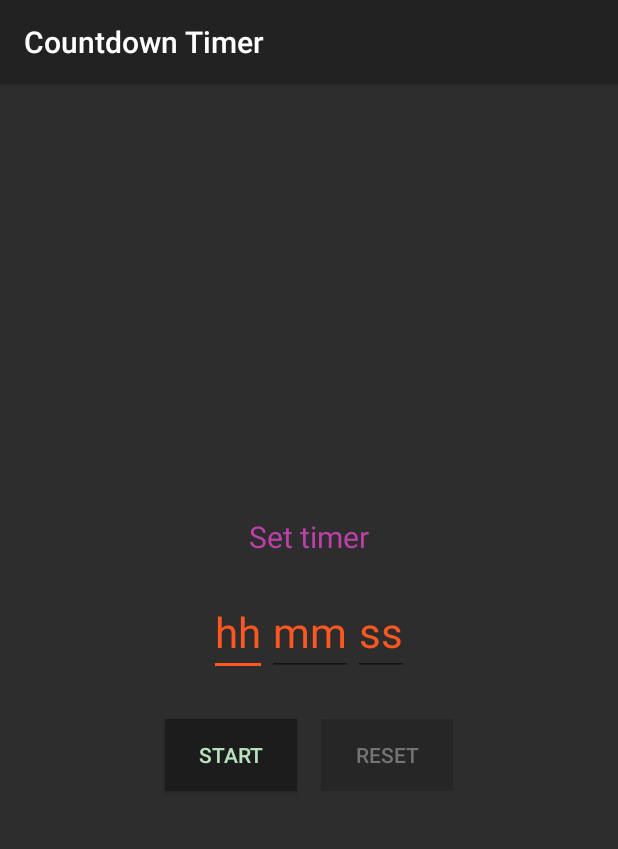
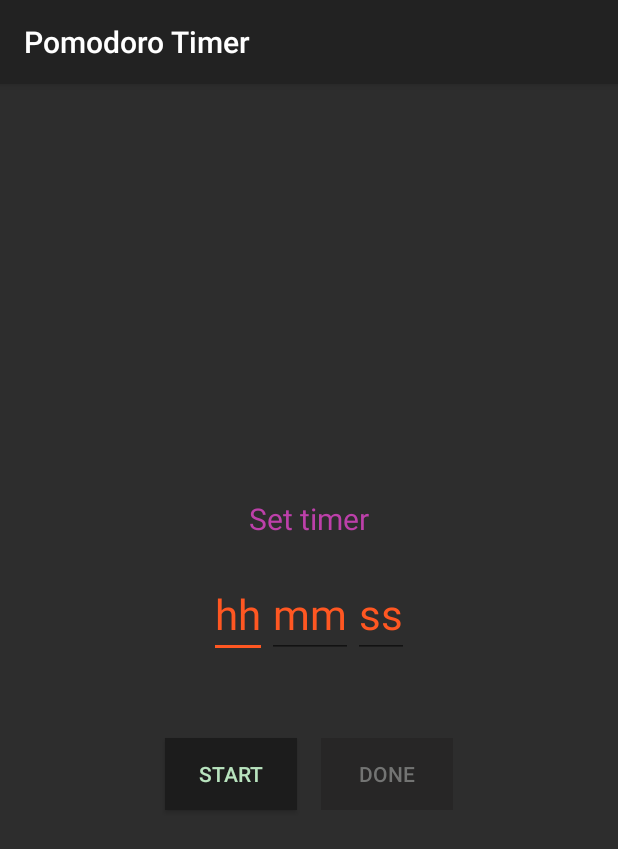
Before and after one commit to Abhi-1504/CountDown-Timer, an Android app: the screen it shows after launch (MainActivity), on a phone screen of 412 x 824 dp. Shown: the top 849 px of the screen. Run offline under Robolectric (Android 15) with nearby library versions, the phone set to English and light mode, and no system bars.

Commit message:
009 Pomodoro list added

```diff
--- a/app/src/main/java/com/yoyi/android/countdowntimer/MainActivity.java
+++ b/app/src/main/java/com/yoyi/android/countdowntimer/MainActivity.java
@@ -12,17 +12,20 @@ import android.widget.LinearLayout;
 import android.widget.RelativeLayout;
 import android.widget.TextView;
 
+import java.util.ArrayList;
+
 
 public class MainActivity extends AppCompatActivity {
 
     // Creating objects and Variables to link Views and store values
-    TextView timer, message;
+    TextView timer, message, txtSessionName;
     private EditText hour, minute, second;
     private Button startAndPause, reset;
     private LinearLayout llUserInput, llChronometer;
     private RelativeLayout rlBackground;
     private MediaPlayer mp;
     WorkTimer mTimer;
+    public ArrayList<String> sName = new ArrayList<>();
 
     @Override
     protected void onCreate(Bundle savedInstanceState) {
@@ -43,6 +46,7 @@ public class MainActivity extends AppCompatActivity {
         minute = findViewById(R.id.minute_input);
         second = findViewById(R.id.second_input);
         mp = MediaPlayer.create(this, R.raw.alert);
+        txtSessionName = findViewById(R.id.sessionName);
 
         //Disable reset button on Create
         reset.setEnabled(false);
@@ -55,7 +59,16 @@ public class MainActivity extends AppCompatActivity {
 
 
         mTimer = new WorkTimer();
-        mTimer.setTimer(mp, hour, minute, second, timer, message, startAndPause, llUserInput, llChronometer, rlBackground, reset);
+
+        sName.add("Udemy");
+        sName.add("Udemy");
+        sName.add("Guitar");
+        sName.add("Photoshop");
+        sName.add("Excel");
+
+        mTimer.setList(sName);
+
+        mTimer.setTimer(mp, hour, minute, second, timer, message, startAndPause, llUserInput, llChronometer, rlBackground, reset, txtSessionName);
 
         // Setting on click listener to start/pause button object
         startAndPause.setOnClickListener(new View.OnClickListener() {
--- a/app/src/main/java/com/yoyi/android/countdowntimer/WorkTimer.java
+++ b/app/src/main/java/com/yoyi/android/countdowntimer/WorkTimer.java
@@ -10,13 +10,21 @@ import android.widget.LinearLayout;
 import android.widget.RelativeLayout;
 import android.widget.TextView;
 
+import java.util.ArrayList;
+
 public class WorkTimer extends Timer
 {
-    private TextView txtMessage;
+    private TextView txtMessage, txtSessionName;
     private LinearLayout llUserInput, llChronometer;
     private RelativeLayout rlBackground;
     private Button btnReset;
     private int isPause;
+    private ArrayList<String> sessionName = new ArrayList<>();
+
+    public void setList(ArrayList sessionName)
+    {
+        this.sessionName = sessionName;
+    }
 
     @Override
     public int startOrPauseTimer()
@@ -35,6 +43,12 @@ public class WorkTimer extends Timer
         else {
             return 1;
         }
+        txtSessionName.setText(sessionName.get(workSession));
+        if (!isBreak)
+        {
+            txtSessionName.setVisibility(View.VISIBLE);
+        }
+
         llUserInput.setVisibility(View.GONE);
         llChronometer.setVisibility(View.VISIBLE);
         btnReset.setEnabled(true);
@@ -48,6 +62,7 @@ public class WorkTimer extends Timer
     public void resetTimer()
     {
         super.resetTimer();
+        txtSessionName.setVisibility(View.INVISIBLE);
         llUserInput.setVisibility(View.VISIBLE);
         llChronometer.setVisibility(View.GONE);
         btnReset.setEnabled(false);
@@ -63,7 +78,7 @@ public class WorkTimer extends Timer
 
     public void setTimer(MediaPlayer mp, EditText etxtHours, EditText etxtMinutes,
                          EditText etxtSeconds, TextView txtTimer, TextView message, Button btnStartAndPause,
-                         LinearLayout llUserInput, LinearLayout llChronometer, RelativeLayout rlBackground, Button btnReset)
+                         LinearLayout llUserInput, LinearLayout llChronometer, RelativeLayout rlBackground, Button btnReset, TextView txtSessionName)
     {
      super.setTimer(mp, etxtHours, etxtMinutes, etxtSeconds, txtTimer,
              btnStartAndPause);
@@ -72,5 +87,6 @@ public class WorkTimer extends Timer
         this.rlBackground = rlBackground;
         this.btnReset = btnReset;
         this.txtMessage = message;
+        this.txtSessionName = txtSessionName;
     }
 }
--- a/app/src/main/res/layout/activity_main.xml
+++ b/app/src/main/res/layout/activity_main.xml
@@ -16,8 +16,7 @@
         android:gravity="center"
         android:orientation="vertical"
         android:layout_centerHorizontal="true"
-        android:layout_centerVertical="true"
-        >
+        android:layout_centerVertical="true" >
 
         <TextView
             android:id="@+id/txtMessage"
@@ -93,6 +92,15 @@
                     android:textAlignment="center"/>
             </LinearLayout>
         </LinearLayout>
+
+        <TextView
+            android:id="@+id/sessionName"
+            android:layout_width="wrap_content"
+            android:layout_height="wrap_content"
+            android:text="Session name"
+            android:textColor="#b8e3be"
+            android:visibility="invisible"
+            android:layout_marginBottom="5dp"/>
     </LinearLayout>
 
     <LinearLayout
@@ -122,4 +130,5 @@
             android:text="@string/reset"
             android:textAllCaps="true" />
     </LinearLayout>
+
 </RelativeLayout>
--- a/app/src/main/res/values/strings.xml
+++ b/app/src/main/res/values/strings.xml
@@ -1,8 +1,8 @@
 <resources>
-    <string name="app_name">Countdown Timer</string>
+    <string name="app_name">Pomodoro Timer</string>
     <string name="start">Start</string>
     <string name="pause">Pause</string>
-    <string name="reset">Reset</string>
+    <string name="reset">Done</string>
     <string name="timer_text">00:00:00</string>
     <string name="hours">hh</string>
     <string name="minutes">mm</string>
```
Also changed, not shown: app/src/main/java/com/yoyi/android/countdowntimer/Timer.java (+12 -4 lines).
